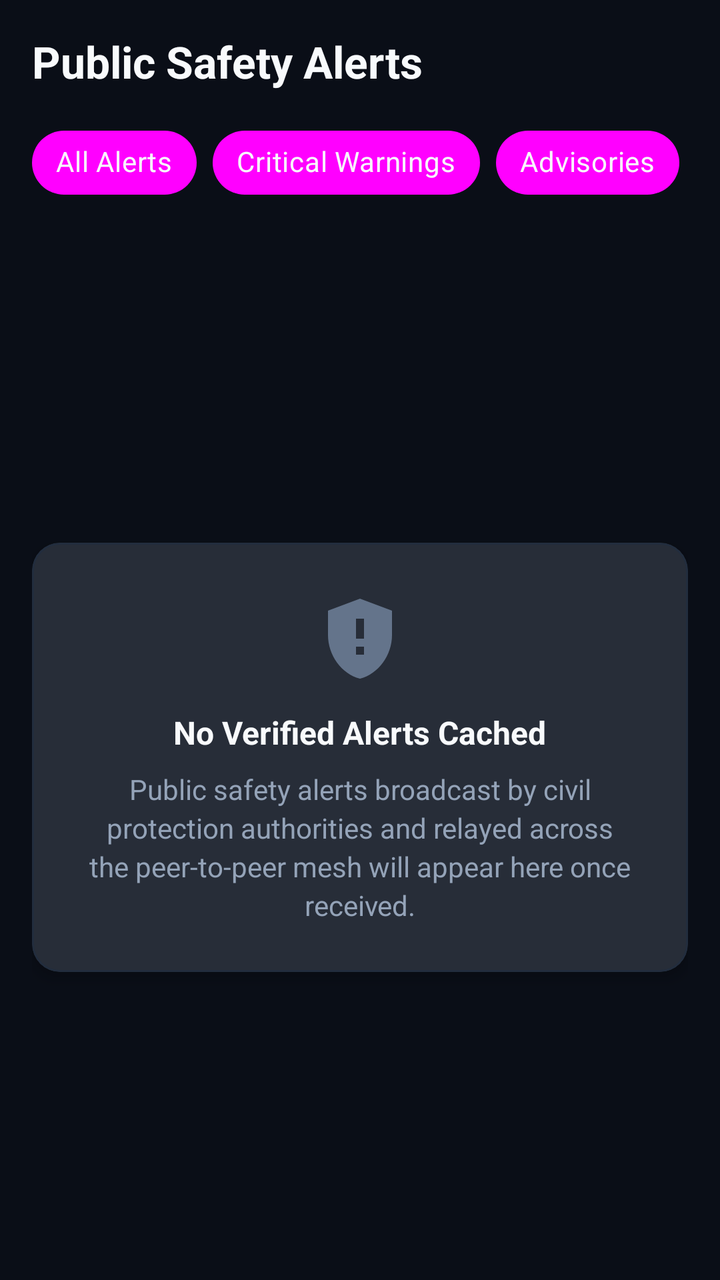
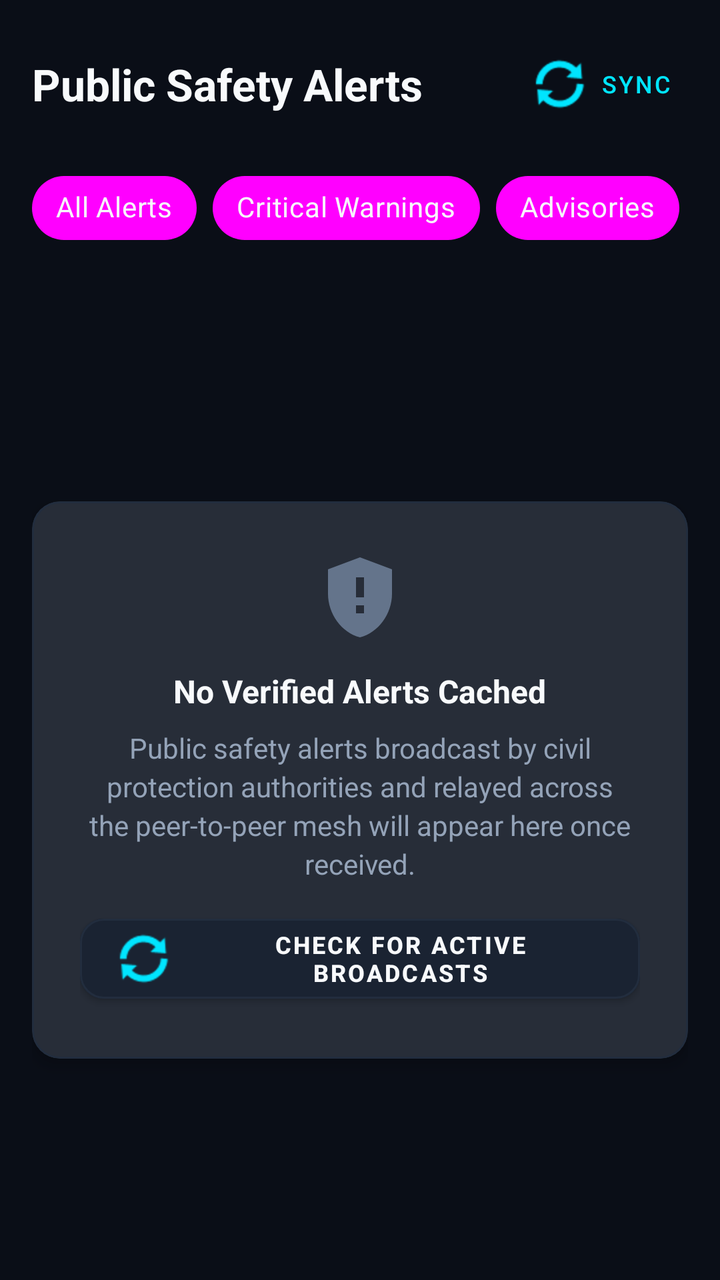

Before-and-after screenshots of an Android layout around one commit, followed by the original layout XML and the change that was made.
<!-- AndroidManifest.xml: application theme Theme.BLACKOUT -->
<!-- res/layout/fragment_alerts.xml -->
<?xml version="1.0" encoding="utf-8"?>
<LinearLayout xmlns:android="http://schemas.android.com/apk/res/android"
    xmlns:app="http://schemas.android.com/apk/res-auto"
    android:layout_width="match_parent"
    android:layout_height="match_parent"
    android:background="@color/bg_dark"
    android:orientation="vertical"
    android:paddingStart="@dimen/spacing_large"
    android:paddingTop="@dimen/spacing_large"
    android:paddingEnd="@dimen/spacing_large">

    
    <TextView
        android:layout_width="match_parent"
        android:layout_height="wrap_content"
        android:text="@string/alerts_screen_title"
        android:textColor="@color/text_primary"
        android:textSize="@dimen/text_size_headline"
        android:textStyle="bold" />

    
    <HorizontalScrollView
        android:layout_width="match_parent"
        android:layout_height="wrap_content"
        android:layout_marginTop="@dimen/spacing_medium"
        android:scrollbars="none">

        <com.google.android.material.chip.ChipGroup
            android:id="@+id/chip_group_alerts_filter"
            android:layout_width="wrap_content"
            android:layout_height="wrap_content"
            app:singleLine="true"
            app:singleSelection="true">

            <com.google.android.material.chip.Chip
                android:id="@+id/chip_filter_all_alerts"
                style="@style/Widget.MaterialComponents.Chip.Choice"
                android:layout_width="wrap_content"
                android:layout_height="wrap_content"
                android:checked="true"
                android:text="@string/alerts_filter_all"
                android:textColor="@color/text_primary"
                app:chipBackgroundColor="@drawable/bg_chip_category" />

            <com.google.android.material.chip.Chip
                android:id="@+id/chip_filter_critical_alerts"
                style="@style/Widget.MaterialComponents.Chip.Choice"
                android:layout_width="wrap_content"
                android:layout_height="wrap_content"
                android:text="@string/alerts_filter_critical"
                android:textColor="@color/text_primary"
                app:chipBackgroundColor="@drawable/bg_chip_category" />

            <com.google.android.material.chip.Chip
                android:id="@+id/chip_filter_advisories"
                style="@style/Widget.MaterialComponents.Chip.Choice"
                android:layout_width="wrap_content"
                android:layout_height="wrap_content"
                android:text="@string/alerts_filter_advisories"
                android:textColor="@color/text_primary"
                app:chipBackgroundColor="@drawable/bg_chip_category" />

            <com.google.android.material.chip.Chip
                android:id="@+id/chip_filter_weather"
                style="@style/Widget.MaterialComponents.Chip.Choice"
                android:layout_width="wrap_content"
                android:layout_height="wrap_content"
                android:text="@string/alerts_filter_weather"
                android:textColor="@color/text_primary"
                app:chipBackgroundColor="@drawable/bg_chip_category" />

        </com.google.android.material.chip.ChipGroup>

    </HorizontalScrollView>

    
    <FrameLayout
        android:layout_width="match_parent"
        android:layout_height="match_parent"
        android:layout_marginTop="@dimen/spacing_medium">

        
        <androidx.recyclerview.widget.RecyclerView
            android:id="@+id/recycler_alerts"
            android:layout_width="match_parent"
            android:layout_height="match_parent"
            android:clipToPadding="false"
            android:paddingBottom="@dimen/spacing_xxxlarge"
            android:visibility="gone" />

        
        <com.google.android.material.card.MaterialCardView
            android:id="@+id/layout_alerts_empty"
            style="@style/Widget.BLACKOUT.Card"
            android:layout_width="match_parent"
            android:layout_height="wrap_content"
            android:layout_gravity="center">

            <LinearLayout
                android:layout_width="match_parent"
                android:layout_height="wrap_content"
                android:gravity="center"
                android:orientation="vertical"
                android:padding="@dimen/spacing_xxlarge">

                <ImageView
                    android:layout_width="@dimen/icon_size_hero"
                    android:layout_height="@dimen/icon_size_hero"
                    android:contentDescription="@null"
                    android:src="@drawable/ic_nav_alerts"
                    app:tint="@color/text_muted" />

                <TextView
                    android:layout_width="wrap_content"
                    android:layout_height="wrap_content"
                    android:layout_marginTop="@dimen/spacing_medium"
                    android:text="@string/alerts_empty_title"
                    android:textColor="@color/text_primary"
                    android:textSize="@dimen/text_size_subtitle"
                    android:textStyle="bold" />

                <TextView
                    android:layout_width="wrap_content"
                    android:layout_height="wrap_content"
                    android:layout_marginTop="@dimen/spacing_small"
                    android:gravity="center"
                    android:lineSpacingExtra="3dp"
                    android:maxWidth="300dp"
                    android:text="@string/alerts_empty_desc"
                    android:textColor="@color/text_secondary"
                    android:textSize="@dimen/text_size_body" />

            </LinearLayout>

        </com.google.android.material.card.MaterialCardView>

    </FrameLayout>

</LinearLayout>
<!-- resources referenced by this layout -->
<resources>
  <color name="bg_dark">#0A0E17</color>
  <color name="text_muted">#64748B</color>
  <color name="text_primary">#F8FAFC</color>
  <color name="text_secondary">#94A3B8</color>
  <dimen name="icon_size_hero">48dp</dimen>
  <dimen name="spacing_large">16dp</dimen>
  <dimen name="spacing_medium">12dp</dimen>
  <dimen name="spacing_small">8dp</dimen>
  <dimen name="spacing_xxlarge">24dp</dimen>
  <dimen name="spacing_xxxlarge">32dp</dimen>
  <dimen name="text_size_body">14sp</dimen>
  <dimen name="text_size_headline">22sp</dimen>
  <dimen name="text_size_subtitle">16sp</dimen>
  <!-- drawable ic_nav_alerts (drawable) -->
  <vector xmlns:android="http://schemas.android.com/apk/res/android"
      android:width="24dp"
      android:height="24dp"
      android:viewportWidth="24"
      android:viewportHeight="24">
      <path
          android:fillColor="@android:color/white"
          android:pathData="M12,2L4,5v6.09c0,5.05 3.41,9.76 8,10.91 4.59,-1.15 8,-5.86 8,-10.91V5L12,2zM13,16h-2v-2h2v2zM13,12h-2V7h2v5z"/>
  </vector>
  <string name="alerts_empty_desc">Public safety alerts broadcast by civil protection authorities and relayed across the peer-to-peer mesh will appear here once received.</string>
  <string name="alerts_empty_title">No Verified Alerts Cached</string>
  <string name="alerts_filter_advisories">Advisories</string>
  <string name="alerts_filter_all">All Alerts</string>
  <string name="alerts_filter_critical">Critical Warnings</string>
  <string name="alerts_filter_weather">Weather</string>
  <string name="alerts_screen_title">Public Safety Alerts</string>
  <style name="Widget.BLACKOUT.Card" parent="Widget.MaterialComponents.CardView">
          <item name="cardBackgroundColor">@color/bg_surface</item>
          <item name="cardCornerRadius">@dimen/card_corner_radius</item>
          <item name="cardElevation">4dp</item>
          <item name="strokeColor">@color/border_subtle</item>
          <item name="strokeWidth">@dimen/card_border_width</item>
      </style>
  <dimen name="chip_corner_radius">8dp</dimen>
  <color name="emergency_red_subtle">#2D1114</color>
  <color name="emergency_red">#EF4444</color>
  <color name="bg_surface_elevated">#1A2332</color>
  <color name="border_subtle">#222D3E</color>
  <color name="bg_surface">#121824</color>
  <dimen name="card_corner_radius">14dp</dimen>
  <dimen name="card_border_width">1dp</dimen>
  <color name="teal_accent">#00E5FF</color>
  <color name="teal_dark">#0E7490</color>
  <color name="emergency_red_dark">#B91C1C</color>
  <color name="white">#FFFFFF</color>
  <color name="bg_bottom_nav">#0D121C</color>
  <!-- unchanged entries left out for length: 2 -->
</resources>

<!-- the commit's change to res/layout/fragment_alerts.xml (unified diff, before → after) -->
@@ -10,13 +10,33 @@
     android:paddingEnd="@dimen/spacing_large">
 
     
-    <TextView
+    <LinearLayout
         android:layout_width="match_parent"
         android:layout_height="wrap_content"
-        android:text="@string/alerts_screen_title"
-        android:textColor="@color/text_primary"
-        android:textSize="@dimen/text_size_headline"
-        android:textStyle="bold" />
+        android:gravity="center_vertical"
+        android:orientation="horizontal">
+
+        <TextView
+            android:layout_width="0dp"
+            android:layout_height="wrap_content"
+            android:layout_weight="1"
+            android:text="@string/alerts_screen_title"
+            android:textColor="@color/text_primary"
+            android:textSize="@dimen/text_size_headline"
+            android:textStyle="bold" />
+
+        <com.google.android.material.button.MaterialButton
+            android:id="@+id/btn_sync_alerts"
+            style="@style/Widget.MaterialComponents.Button.TextButton"
+            android:layout_width="wrap_content"
+            android:layout_height="wrap_content"
+            android:text="Sync"
+            android:textColor="@color/accent_cyan"
+            android:textSize="12sp"
+            app:icon="@android:drawable/ic_popup_sync"
+            app:iconTint="@color/accent_cyan" />
+
+    </LinearLayout>
 
     
     <HorizontalScrollView
@@ -130,6 +150,17 @@
                     android:textColor="@color/text_secondary"
                     android:textSize="@dimen/text_size_body" />
 
+                <com.google.android.material.button.MaterialButton
+                    android:id="@+id/btn_empty_sync"
+                    style="@style/Widget.BLACKOUT.Button.Secondary"
+                    android:layout_width="wrap_content"
+                    android:layout_height="wrap_content"
+                    android:layout_marginTop="@dimen/spacing_medium"
+                    android:text="Check for Active Broadcasts"
+                    android:textSize="12sp"
+                    app:icon="@android:drawable/ic_popup_sync"
+                    app:iconTint="@color/accent_cyan" />
+
             </LinearLayout>
 
         </com.google.android.material.card.MaterialCardView>
<!-- resource entries referenced after the edit -->
@@ -1,5 +1,6 @@
 <!-- resources referenced by this layout -->
 <resources>
+  <color name="accent_cyan">#00E5FF</color>
   <color name="bg_dark">#0A0E17</color>
   <color name="text_muted">#64748B</color>
   <color name="text_primary">#F8FAFC</color>
@@ -30,6 +31,17 @@
   <string name="alerts_filter_critical">Critical Warnings</string>
   <string name="alerts_filter_weather">Weather</string>
   <string name="alerts_screen_title">Public Safety Alerts</string>
+  <style name="Widget.BLACKOUT.Button.Secondary" parent="Widget.MaterialComponents.Button">
+          <item name="android:backgroundTint">@color/bg_surface_elevated</item>
+          <item name="android:textColor">@color/text_primary</item>
+          <item name="android:textStyle">bold</item>
+          <item name="android:textSize">@dimen/text_size_body</item>
+          <item name="cornerRadius">@dimen/button_corner_radius</item>
+          <item name="android:minHeight">@dimen/button_height_secondary</item>
+          <item name="strokeColor">@color/border_subtle</item>
+          <item name="strokeWidth">@dimen/card_border_width</item>
+          <item name="rippleColor">@color/ripple_dark</item>
+      </style>
   <style name="Widget.BLACKOUT.Card" parent="Widget.MaterialComponents.CardView">
           <item name="cardBackgroundColor">@color/bg_surface</item>
           <item name="cardCornerRadius">@dimen/card_corner_radius</item>
@@ -42,9 +54,12 @@
   <color name="emergency_red">#EF4444</color>
   <color name="bg_surface_elevated">#1A2332</color>
   <color name="border_subtle">#222D3E</color>
+  <dimen name="button_corner_radius">12dp</dimen>
+  <dimen name="button_height_secondary">44dp</dimen>
   <color name="bg_surface">#121824</color>
   <dimen name="card_corner_radius">14dp</dimen>
   <dimen name="card_border_width">1dp</dimen>
+  <color name="ripple_dark">#33FFFFFF</color>
   <color name="teal_accent">#00E5FF</color>
   <color name="teal_dark">#0E7490</color>
   <color name="emergency_red_dark">#B91C1C</color>
